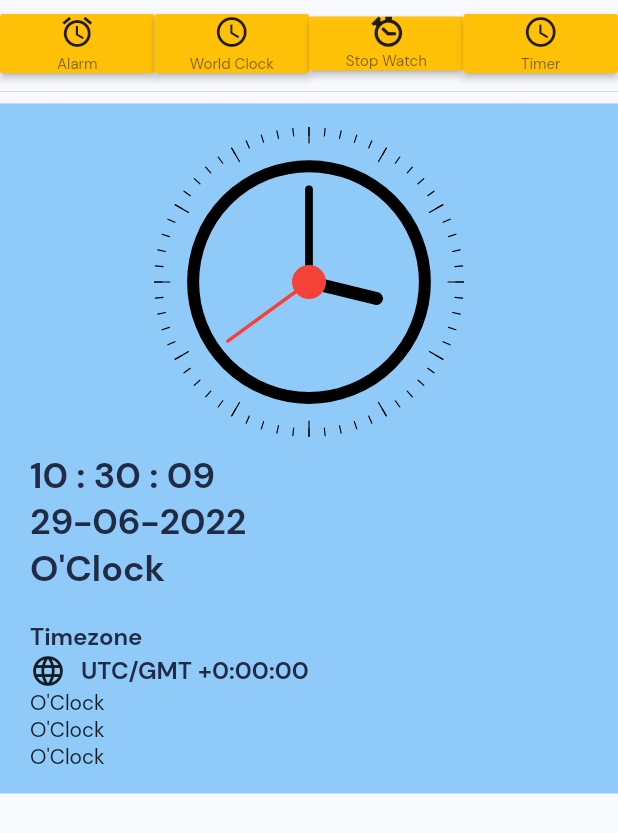
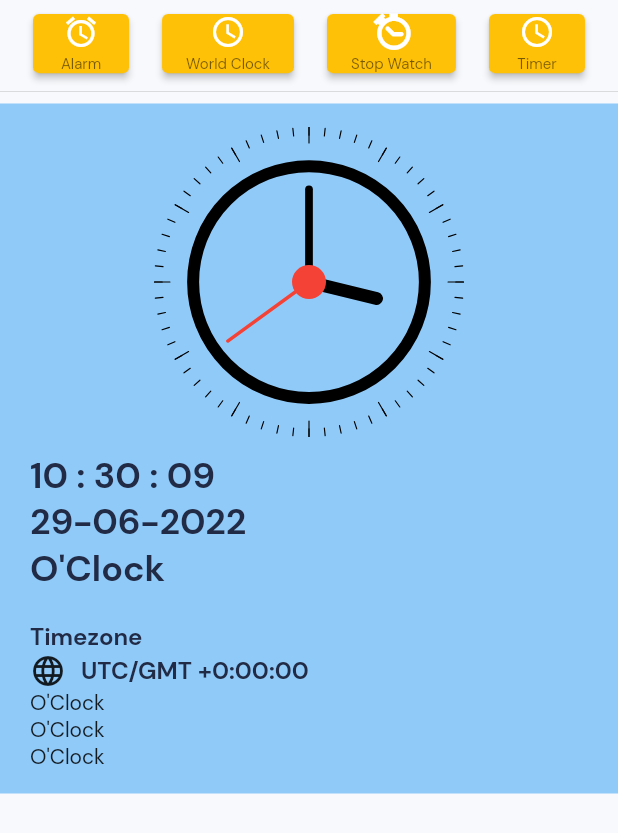
Before and after one commit to soNofNos/eco_foods_alarm, a Flutter app: the screen it shows after launch, after a tap on "Alarm", on a phone screen of 412 x 824 dp. Shown: the top 833 px of the screen. Run offline on Flutter 3.47's test engine with Material 2 defaults, Android fonts, the phone set to English and light mode, and no system bars.

Commit message:
testing alarms...029

```diff
--- /dev/null
+++ b/lib/data.dart
@@ -0,0 +1,20 @@
+import 'package:eco_foods_alarm/constants/fonts/custom_stop_watch_icons.dart';
+import 'package:eco_foods_alarm/enums.dart';
+import 'package:flutter/material.dart';
+
+import 'menu_info.dart';
+
+List<MenuInfo> menuItems = [
+  MenuInfo(MenuType.alarm,
+  title: "Alarm",titleIcon: Icons.alarm_outlined),
+
+  MenuInfo(MenuType.alarm,
+    title: "World Clock",titleIcon: Icons.watch_later_outlined),
+
+  MenuInfo(MenuType.alarm,
+    title: "Stop Watch",titleIcon: CustomStopWatch.stopwatch,
+      ),
+
+  MenuInfo(MenuType.alarm,
+    title: "Timer",titleIcon: Icons.watch_later_outlined),
+];
--- a/lib/menu_info.dart
+++ b/lib/menu_info.dart
@@ -5,7 +5,15 @@ import 'enums.dart';
 class MenuInfo extends ChangeNotifier {
   MenuType menuType;
   String title;
-  Icon? titleIcon;
+  IconData? titleIcon;
 
   MenuInfo(this.menuType, {required this.title, this.titleIcon});
+
+  updateMenu(MenuInfo menuInfo){
+    this.menuType = menuInfo.menuType;
+    this.title = menuInfo.title;
+    this.titleIcon = menuInfo.titleIcon;
+
+    notifyListeners();
+  }
 }
--- a/lib/ui/screens/home_screen/home_screen.dart
+++ b/lib/ui/screens/home_screen/home_screen.dart
@@ -1,9 +1,12 @@
 import 'dart:async';
 
 import 'package:eco_foods_alarm/constants/fonts/custom_stop_watch_icons.dart';
+import 'package:eco_foods_alarm/data.dart';
+import 'package:eco_foods_alarm/menu_info.dart';
 import 'package:eco_foods_alarm/ui/themes/app_theme_light.dart';
 import 'package:flutter/material.dart';
 import 'package:intl/intl.dart';
+import 'package:provider/provider.dart';
 
 import '../../widgets/clock/clock_view.dart';
 
@@ -48,25 +51,28 @@ class _HomeScreenState extends State<HomeScreen> {
             Padding(
               padding: const EdgeInsets.only(top: 5.0),
               child: Row(
-                mainAxisAlignment: MainAxisAlignment.center,
-                children: [
-                  Expanded(
-                    child: buildMenuButton('Alarm', Icon(Icons.alarm_outlined)),
-                  ),
-                  Expanded(
-                      child: buildMenuButton(
-                          'World Clock', Icon(Icons.watch_later_outlined))),
-                  Expanded(
-                      child: buildMenuButton(
-                          'Stop Watch',
-                          Icon(
-                            CustomStopWatch.stopwatch,
-                            size: 20,
-                          ))),
-                  Expanded(
-                      child: buildMenuButton(
-                          'Timer', Icon(Icons.watch_later_outlined))),
-                ],
+                mainAxisAlignment: MainAxisAlignment.spaceEvenly,
+                crossAxisAlignment: CrossAxisAlignment.center,
+                children:
+                  menuItems.map((currentMenuInfo) => buildMenuButton(currentMenuInfo)).toList(),
+                //   <Widget>[
+                //   Expanded(
+                //     child: buildMenuButton('Alarm', Icon(Icons.alarm_outlined)),
+                //   ),
+                //   Expanded(
+                //       child: buildMenuButton(
+                //           'World Clock', Icon(Icons.watch_later_outlined))),
+                //   Expanded(
+                //       child: buildMenuButton(
+                //           'Stop Watch',
+                //           Icon(
+                //             CustomStopWatch.stopwatch,
+                //             size: 20,
+                //           ))),
+                //   Expanded(
+                //       child: buildMenuButton(
+                //           'Timer', Icon(Icons.watch_later_outlined))),
+                // ],
               ),
             ),
             Divider(),
@@ -128,22 +134,37 @@ class _HomeScreenState extends State<HomeScreen> {
     );
   }
 
-  MaterialButton buildMenuButton(String title, Icon titleIcon) {
-    return MaterialButton(
-      color: Colors.amber,
-      onPressed: () {},
+  Widget buildMenuButton(MenuInfo currentMenuInfo) {
+    return Consumer<MenuInfo>(
+      builder: (BuildContext context, MenuInfo value, Widget? child) {
+        return ElevatedButton(
+          // color: currentMenuInfo.title == "Alarm" ? Colors.amber : Colors.green,
+          onPressed: () {
+            var menuInfo = Provider.of<MenuInfo>(context);
+            menuInfo.updateMenu(currentMenuInfo);
+          },
+          style: ElevatedButton.styleFrom(
+            primary: Colors.amber,
+
+            enableFeedback: true,
+
+
+          ),
           child: Column(
             children: [
               // FlutterLogo(),
-          titleIcon,
+              Icon(currentMenuInfo.titleIcon),
               SizedBox(
                 height: 2.5,
               ),
               Center(
                   child:
-                  Text(title, style: appThemeLight.primaryTextTheme.headline4)),
+                  Text(currentMenuInfo.title, style: appThemeLight.primaryTextTheme.headline4)),
             ],
           ),
         );
+      },
+    );
   }
+
 }
```
Lines whose indentation alone changed are shown as unchanged.
